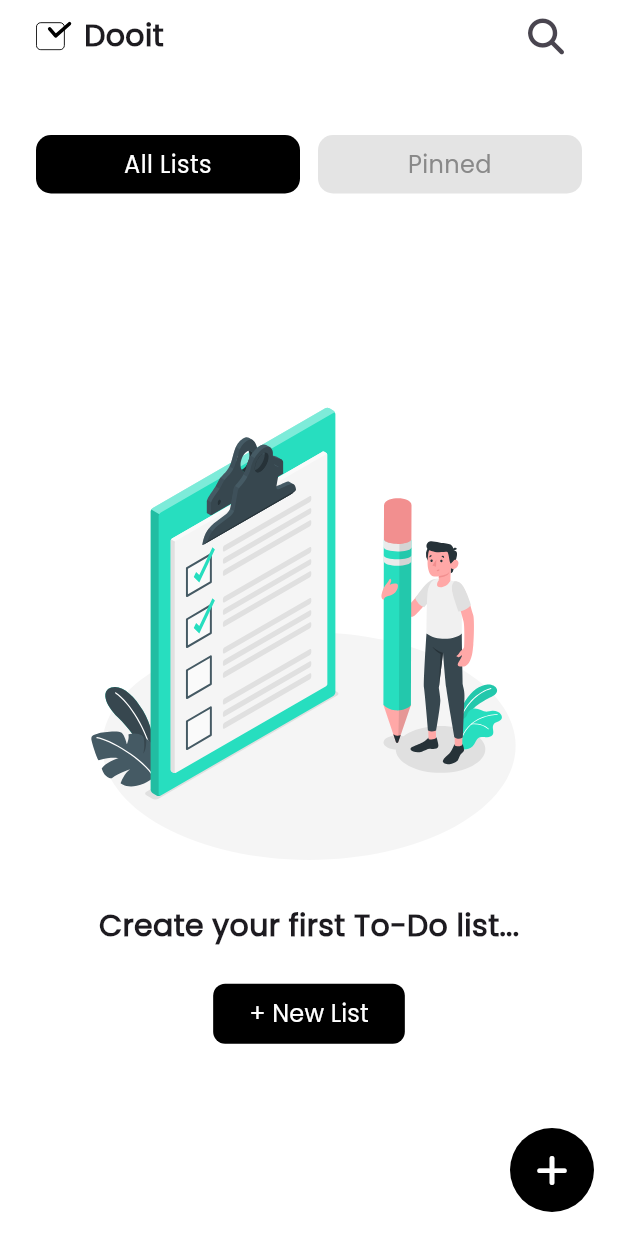
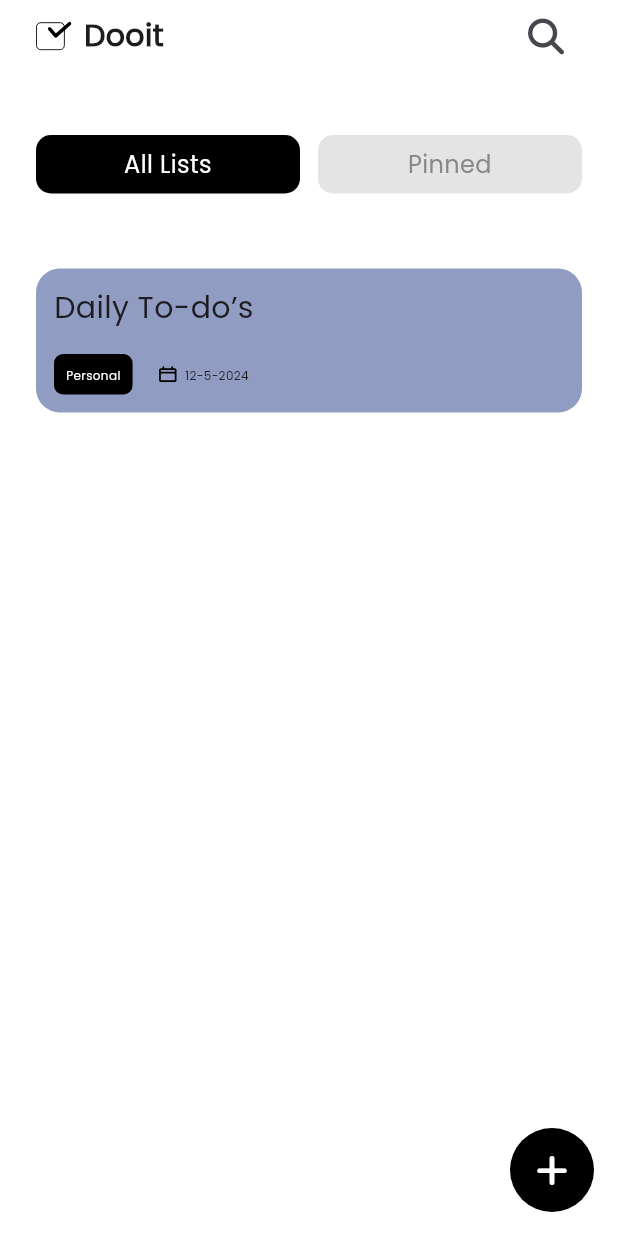
Before and after one commit to mahmoudmohamed17/dooit, a Flutter app: the HomeView screen opened by its route, on a phone screen of 412 x 824 dp. Run offline on Flutter 3.47's test engine with Material 3 defaults, Android fonts, the light colour scheme and no system bars; our stand-ins replace another_flushbar, flutter_svg, font_awesome_flutter, shared_preferences; accounts and stored records are empty.

Commit message:
create category item

```diff
--- a/lib/constants.dart
+++ b/lib/constants.dart
@@ -2,3 +2,4 @@ const horizontalPadding = 24.0;
 const navigationButtonRadius = 10.0;
 const labelRadius = 6.0;
 const customButtonRadius = 8.0;
+const categoryItemRadius = 16.0;
--- a/lib/features/home/presentation/widgets/all_lists_view_body.dart
+++ b/lib/features/home/presentation/widgets/all_lists_view_body.dart
@@ -1,11 +1,11 @@
 import 'package:flutter/material.dart';
-import 'package:to_do_list_app/features/home/presentation/widgets/empty_all_lists_body.dart';
+import 'package:to_do_list_app/features/home/presentation/widgets/filled_list_body.dart';
 
 class AllListsViewBody extends StatelessWidget {
   const AllListsViewBody({super.key});
 
   @override
   Widget build(BuildContext context) {
-    return EmptyAllListsBody();
+    return Expanded(child: FilledListBody());
   }
 }
--- a/lib/features/home/presentation/widgets/category_item.dart
+++ b/lib/features/home/presentation/widgets/category_item.dart
@@ -1,10 +1,54 @@
 import 'package:flutter/material.dart';
+import 'package:to_do_list_app/constants.dart';
+import 'package:to_do_list_app/core/extensions/context_extension.dart';
+import 'package:to_do_list_app/core/utils/app_colors.dart';
+import 'package:to_do_list_app/core/utils/app_styles.dart';
+import 'package:to_do_list_app/features/home/presentation/widgets/date_widget.dart';
 
 class CategoryItem extends StatelessWidget {
   const CategoryItem({super.key});
 
   @override
   Widget build(BuildContext context) {
-    return const Placeholder();
+    return Container(
+      decoration: BoxDecoration(
+        color: AppColors.personalLabelColor,
+        borderRadius: BorderRadius.circular(categoryItemRadius),
+      ),
+      padding: const EdgeInsets.all(12),
+      child: Column(
+        crossAxisAlignment: CrossAxisAlignment.start,
+        spacing: 16,
+        children: [
+          SizedBox(
+            width: context.width * 0.77,
+            child: const Text(
+              'Daily To-do’s',
+              maxLines: 1,
+              overflow: TextOverflow.ellipsis,
+              style: AppStyles.medium20,
+            ),
+          ),
+          Row(
+            spacing: 16,
+            children: [
+              Container(
+                decoration: BoxDecoration(
+                  borderRadius: BorderRadius.circular(labelRadius),
+                  color: AppColors.primaryColor,
+                ),
+                padding: const EdgeInsets.all(8),
+                child: Text(
+                  'Personal',
+                  style: AppStyles.medium8
+                      .copyWith(color: AppColors.secondaryColor),
+                ),
+              ),
+              const DateWidget(),
+            ],
+          )
+        ],
+      ),
+    );
   }
 }
--- /dev/null
+++ b/lib/features/home/presentation/widgets/date_widget.dart
@@ -0,0 +1,26 @@
+import 'package:flutter/material.dart';
+import 'package:flutter_svg/flutter_svg.dart';
+import 'package:to_do_list_app/core/utils/app_styles.dart';
+import 'package:to_do_list_app/core/utils/assets.dart';
+
+class DateWidget extends StatelessWidget {
+  const DateWidget({super.key});
+
+  @override
+  Widget build(BuildContext context) {
+    return Row(
+      spacing: 4,
+      children: [
+        SvgPicture.asset(
+          Assets.imagesCalendar,
+          height: 15,
+          width: 15,
+        ),
+        const Text(
+          '12-5-2024',
+          style: AppStyles.regular8,
+        )
+      ],
+    );
+  }
+}
--- a/lib/features/home/presentation/widgets/filled_list_body.dart
+++ b/lib/features/home/presentation/widgets/filled_list_body.dart
@@ -1,4 +1,6 @@
 import 'package:flutter/material.dart';
+import 'package:to_do_list_app/core/utils/spaces.dart';
+import 'package:to_do_list_app/features/home/presentation/widgets/category_item.dart';
 
 class FilledListBody extends StatelessWidget {
   const FilledListBody({super.key});
@@ -6,7 +8,10 @@ class FilledListBody extends StatelessWidget {
   @override
   Widget build(BuildContext context) {
     return ListView(
-
+      children: [
+        verticalSpace(50),
+        CategoryItem(),
+      ],
     );
   }
 }
--- /dev/null
+++ b/lib/features/home/presentation/widgets/label_widget.dart
@@ -0,0 +1,12 @@
+import 'package:flutter/material.dart';
+
+class LabelWidget extends StatelessWidget {
+  const LabelWidget({super.key});
+
+  @override
+  Widget build(BuildContext context) {
+    return Container(
+
+    );
+  }
+}
```
